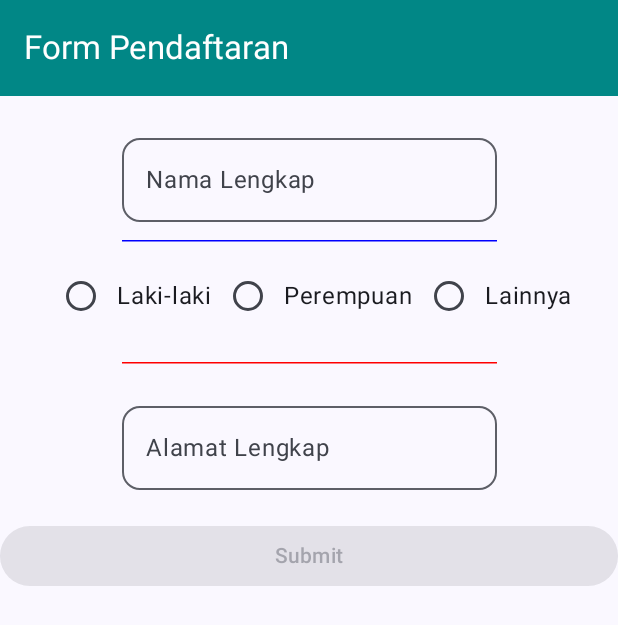
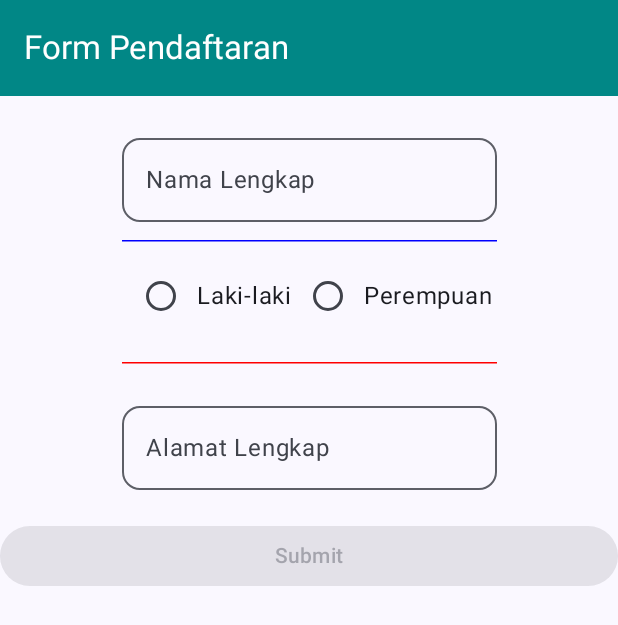
Before and after one commit to syafiraarif/Quest6_194, an Android app built with Jetpack Compose: the screen it shows after launch (MainActivity), on a phone screen of 412 x 824 dp. Shown: the top 625 px of the screen. Run offline under Robolectric (Android 15) with nearby library versions, the phone set to English and light mode, and no system bars.

```diff
--- a/app/src/main/java/com/example/quest6_194/view/iucontroller/Navigasi.kt
+++ b/app/src/main/java/com/example/quest6_194/view/iucontroller/Navigasi.kt
@@ -38,7 +38,7 @@ fun DataApp(
             // ⬅ Halaman Form
             composable(Navigasi.FormSiswa.name) {
                 FormSiswa(
-                    pilihanJK = listOf("Laki-laki", "Perempuan", "Lainnya"),
+                    pilihanJK = listOf("Laki-laki", "Perempuan"),
                     OnSubmitButtonClicked = { listData ->
                         siswaViewModel.setSiswa(listData)
                         navController.navigate(Navigasi.DetailSiswa.name)
```
Also changed, not shown: 3 other files.
